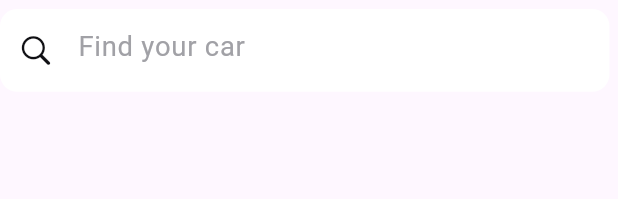
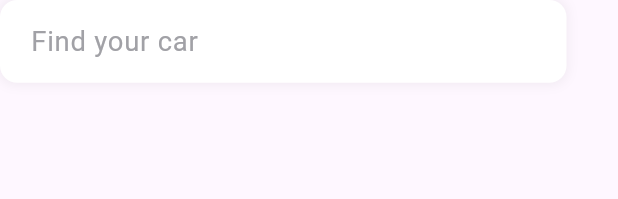
Before and after one commit to Cfcool100/car_rental, a Flutter app: the AppSearchBar widget shown alone on an empty page, opened directly, on a phone screen of 412 x 824 dp. Shown: the top 199 px of the screen. Run offline on Flutter 3.47's test engine with Material 3 defaults, Android fonts, the phone set to English and light mode, and no system bars; our stand-ins replace bloc, equatable, expandable_text, flutter_bloc, flutter_screenutil, font_awesome_flutter and 7 more.

Commit message:
new shared widget

```diff
--- a/lib/src/core/shared_widget/search_bar.dart
+++ b/lib/src/core/shared_widget/search_bar.dart
@@ -1,33 +1,46 @@
-
 import 'package:car_rental/src/core/core.dart';
-import 'package:flutter/cupertino.dart';
 import 'package:flutter/material.dart';
 
 class AppSearchBar extends StatelessWidget {
-  const AppSearchBar({
-    super.key,
-  });
+  const AppSearchBar({super.key, this.onTap, this.prefixIcon, this.onChanged});
+
+  final void Function()? onTap;
+  final Widget? prefixIcon;
+  final void Function(String)? onChanged;
 
   @override
   Widget build(BuildContext context) {
     return Container(
-      margin: EdgeInsets.only(top: 5.h, right: 5.w),
-      padding: EdgeInsets.symmetric(vertical: 3.h),
+      margin: prefixIcon == null
+          ? EdgeInsets.only(bottom: 1.h, right: 30.w)
+          : EdgeInsets.only(top: 5.h, right: 5.w),
+      padding: EdgeInsets.symmetric(
+          vertical: 3.h, horizontal: prefixIcon != null ? 0 : 18.w),
       decoration: BoxDecoration(
           color: AppColor.white,
-          borderRadius: BorderRadius.circular(10.r)),
+          borderRadius: BorderRadius.circular(10.r),
+          boxShadow: [
+            BoxShadow(
+              color: Colors.black.withOpacity(0.05),
+              offset: const Offset(0, 0),
+              blurRadius: 6,
+              spreadRadius: 1,
+            )
+          ]),
       child: TextField(
+        onChanged: onChanged,
+        onTap: onTap,
+        // enabled: enable,
+        onTapOutside: (event) => FocusScope.of(context).unfocus(),
         decoration: InputDecoration(
           hintText: 'Find your car',
           hintStyle: GoogleFonts.roboto(
-              color: AppColor.santasGray,
-              fontWeight: FontWeight.w400,
-              fontSize: 16.sp),
+            color: AppColor.santasGray,
+            fontWeight: FontWeight.w400,
+            fontSize: 16.sp,
+          ),
           border: InputBorder.none,
-          prefixIcon: const Icon(
-            CupertinoIcons.search,
-            color: AppColor.black,
-          ),
+          prefixIcon: prefixIcon,
         ),
       ),
     );
```
Also changed, not shown: lib/src/core/shared_widget/section_title.dart (+13 -6 lines).
